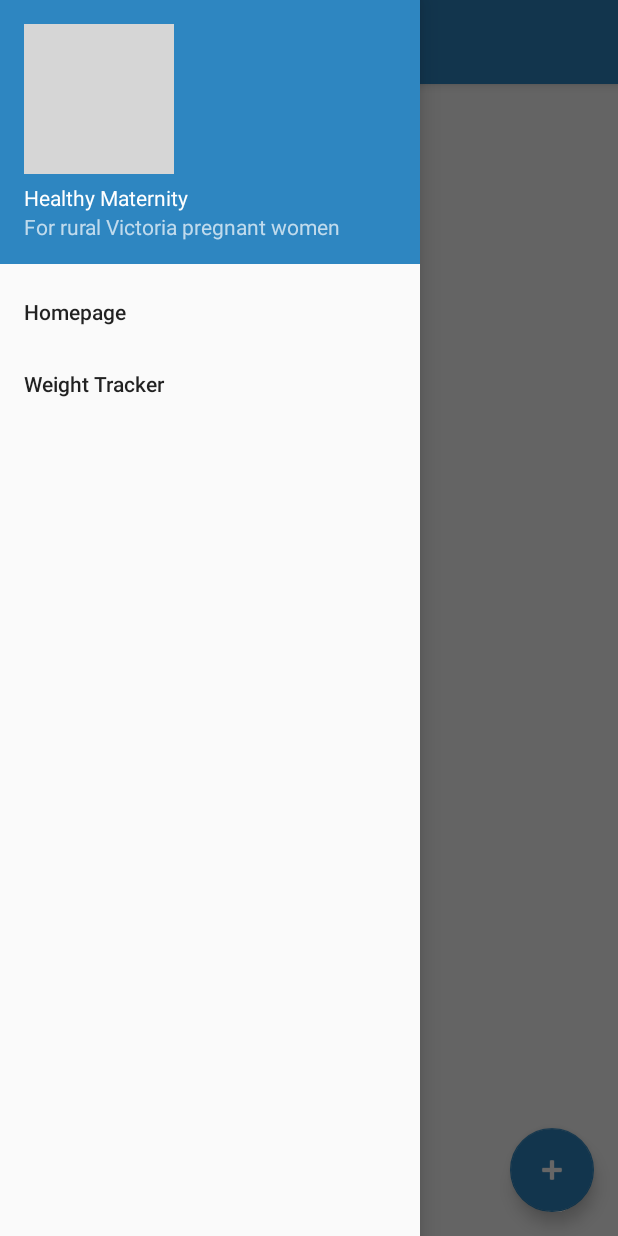
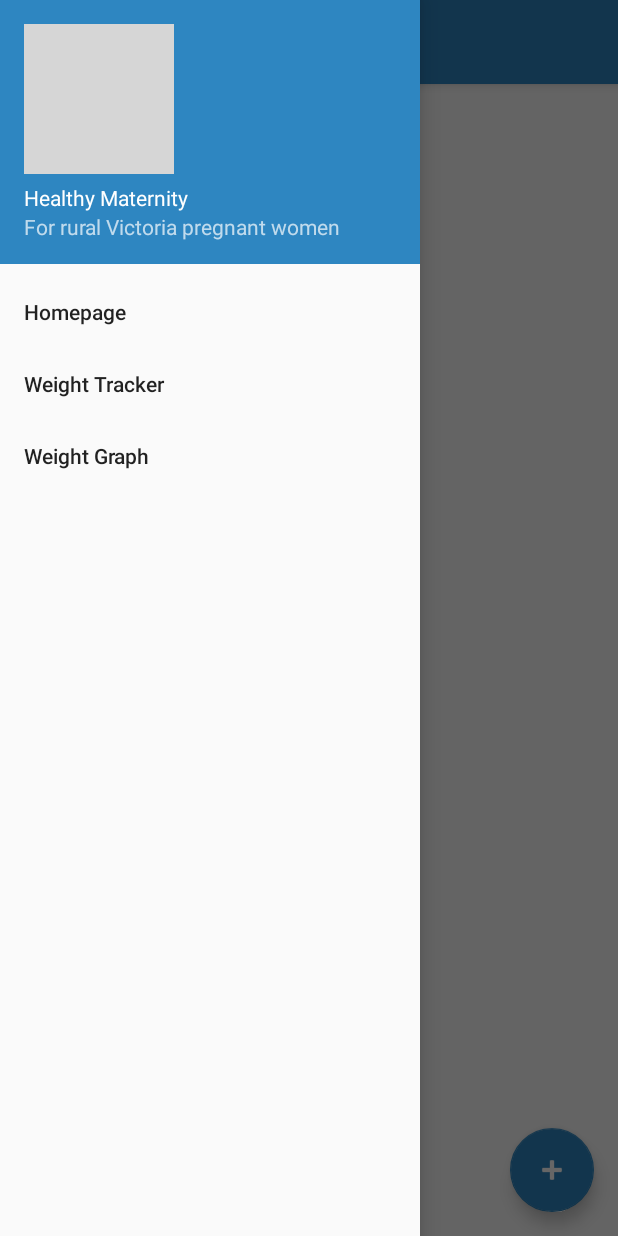
Before and after one commit to 1200953/RuralHealthyMomToBe, an Android app: the NavigationDrawer screen opened directly, with no data from a screen before it, with the side drawer open, on a phone screen of 412 x 824 dp. Run offline under Robolectric (Android 15) with nearby library versions, the phone set to English and light mode, and no system bars; 1 statement that could not run was skipped; grey boxes are pictures that could not be loaded.

Commit message:
Till navigation drawer added weight graph

```diff
--- a/app/src/main/java/com/example/rural_healthy_mom_to_be/View/NavigationDrawer.java
+++ b/app/src/main/java/com/example/rural_healthy_mom_to_be/View/NavigationDrawer.java
@@ -60,6 +60,10 @@ public class NavigationDrawer extends AppCompatActivity
                 nextFragment = new WeightTrackerFragment();
                 getSupportActionBar().setTitle("Weight Tracker");
                 break;
+            case R.id.nav_weightGraph:
+                nextFragment = new WeightGraphFragment();
+                getSupportActionBar().setTitle("Weight Graph");
+                break;
 
         }
         FragmentManager fragmentManager = getFragmentManager();
--- /dev/null
+++ b/app/src/main/res/layout/weightgraphfrgment.xml
@@ -0,0 +1,6 @@
+<?xml version="1.0" encoding="utf-8"?>
+<android.support.constraint.ConstraintLayout
+    xmlns:android="http://schemas.android.com/apk/res/android" android:layout_width="match_parent"
+    android:layout_height="match_parent">
+
+</android.support.constraint.ConstraintLayout>
--- a/app/src/main/res/menu/activity_navigationdrawer_drawer.xml
+++ b/app/src/main/res/menu/activity_navigationdrawer_drawer.xml
@@ -7,5 +7,8 @@
         <item
             android:id="@+id/nav_weighttracker"
             android:title="Weight Tracker" />
+        <item
+            android:id="@+id/nav_weightGraph"
+            android:title="Weight Graph" />
     </group>
 </menu>
```
Also changed, not shown: app/src/main/java/com/example/rural_healthy_mom_to_be/View/WeightGraphFragment.java (added, +19 -0 lines).
